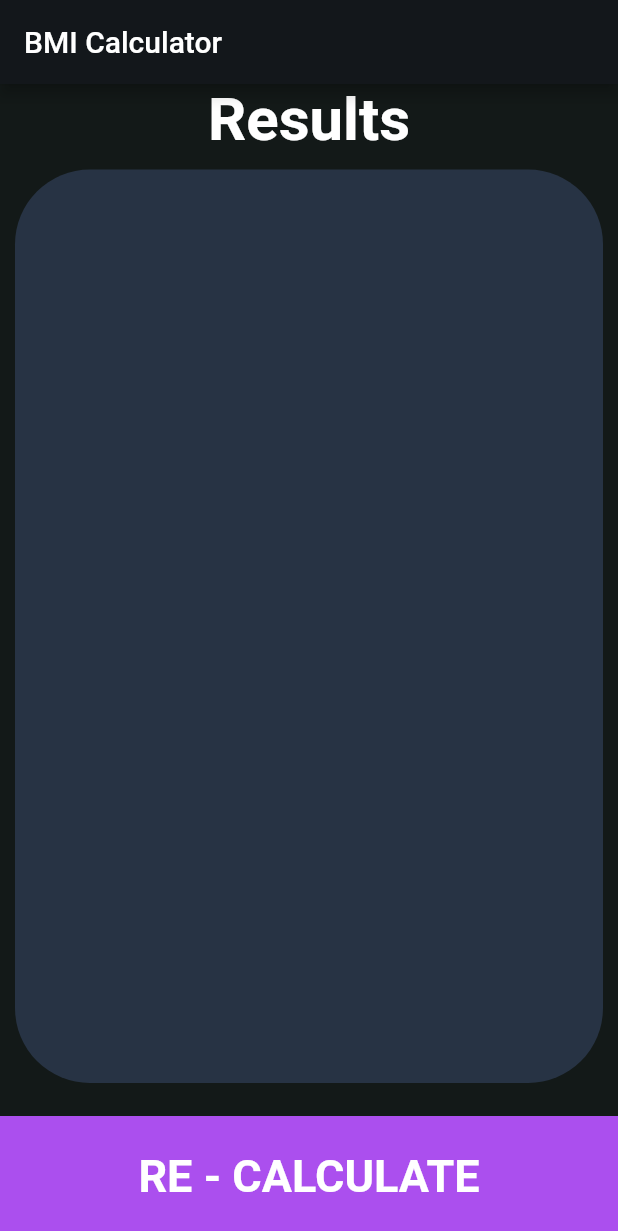
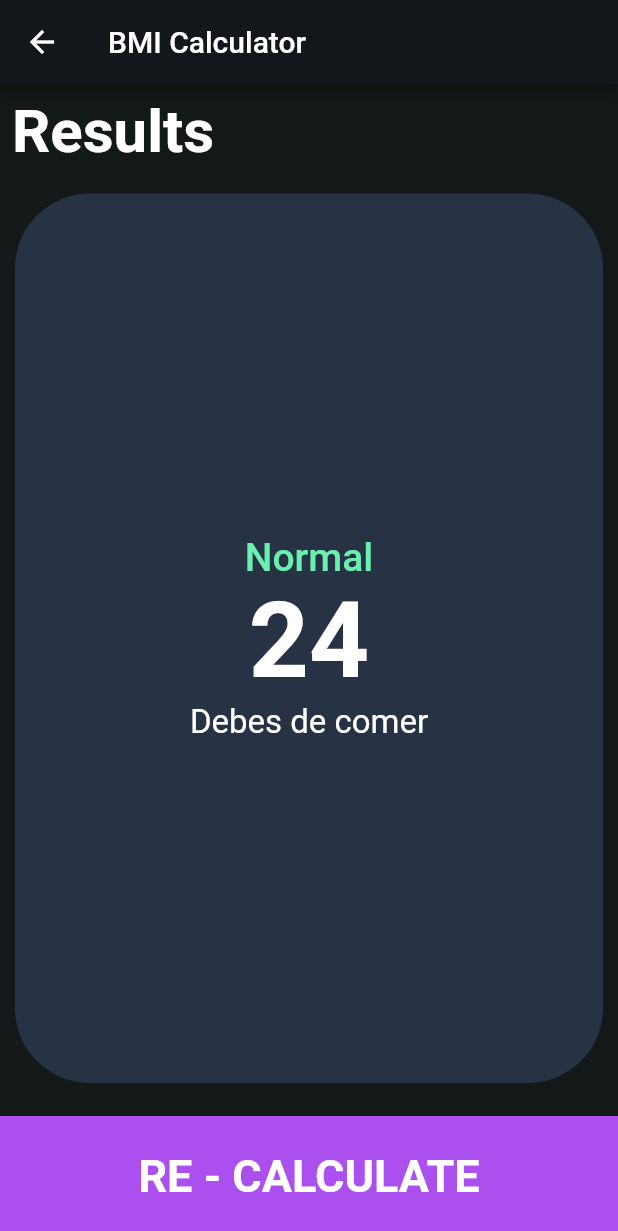
Before and after one commit to cparragatorres/flutter_codigo5_bmi, a Flutter app: the ResultPage screen opened directly, on a phone screen of 412 x 824 dp. Shown: the top 1231 px of the screen. Run offline on Flutter 3.47's test engine with Material 2 defaults, Android fonts, the phone set to English and light mode, and no system bars; our stand-ins replace font_awesome_flutter.

Commit message:
NAVIGATOR PUSH

```diff
--- a/lib/main.dart
+++ b/lib/main.dart
@@ -1,6 +1,5 @@
 import 'package:flutter/material.dart';
 import 'package:flutter_codigo5_bmi/pages/input_page.dart';
-import 'package:flutter_codigo5_bmi/pages/results_page.dart';
 
 void main(){
   runApp(MyApp());
@@ -32,7 +31,7 @@ class MyApp extends StatelessWidget {
           overlayColor: kPrimaryColor.withOpacity(0.25),
         ),
       ),
-      home: ResultPage(),
+      home: InputPage(),
     );
   }
 }
--- a/lib/pages/input_page.dart
+++ b/lib/pages/input_page.dart
@@ -1,4 +1,5 @@
 import 'package:flutter/material.dart';
+import 'package:flutter_codigo5_bmi/pages/results_page.dart';
 import 'package:flutter_codigo5_bmi/widgets.dart';
 import 'package:font_awesome_flutter/font_awesome_flutter.dart';
 
@@ -8,12 +9,12 @@ const kPrimaryColor = Color(0xffab4fee);
 
 enum Gender { male, female, matasquita, mandarina }
 
-class inputPage extends StatefulWidget {
+class InputPage extends StatefulWidget {
   @override
-  State<inputPage> createState() => _inputPageState();
+  State<InputPage> createState() => _InputPageState();
 }
 
-class _inputPageState extends State<inputPage> {
+class _InputPageState extends State<InputPage> {
   Gender selectedOption = Gender.male;
   int height = 165;
   int weight = 75;
@@ -232,19 +233,11 @@ class _inputPageState extends State<inputPage> {
             ),
           ),
           //Boton
-          Container(
-            height: 80.0,
-            width: double.infinity,
-            margin: const EdgeInsets.only(top: 12.0),
-            color: kPrimaryColor,
-            alignment: Alignment.center,
-            child: const Text(
-              "CALCULATE",
-              style: TextStyle(
-                fontSize: 30.0,
-                fontWeight: FontWeight.bold,
-              ),
-            ),
+          NavigatorButton(
+            text: "CALCULATE",
+            onTap: (){
+              Navigator.push(context, MaterialPageRoute(builder: (context) => ResultPage()));
+            },
           ),
         ],
       ),
--- a/lib/pages/results_page.dart
+++ b/lib/pages/results_page.dart
@@ -12,34 +12,58 @@ class ResultPage extends StatelessWidget {
         title: const Text("BMI Calculator"),
       ),
       body: Column(
+        crossAxisAlignment: CrossAxisAlignment.start,
         children: [
-          Text(
-            "Results",
-            style: TextStyle(
-              fontSize: 40.0,
-              fontWeight: FontWeight.bold,
+          Padding(
+            padding: const EdgeInsets.all(8.0),
+            child: Text(
+              "Results",
+              style: TextStyle(
+                fontSize: 40.0,
+                fontWeight: FontWeight.bold,
+              ),
             ),
           ),
           Expanded(
             child: ReusableCard(
-              childCard: Container(),
+              childCard: Column(
+                mainAxisAlignment: MainAxisAlignment.center,
+                crossAxisAlignment: CrossAxisAlignment.stretch,
+                children: [
+                  Text(
+                    "Normal",
+                    textAlign: TextAlign.center,
+                    style: const TextStyle(
+                      fontSize: 26.0,
+                      fontWeight: FontWeight.w500,
+                      color: Colors.greenAccent
+                    ),
+                  ),
+                  Text(
+                    "24",
+                    textAlign: TextAlign.center,
+                    style: const TextStyle(
+                      fontSize: 70.0,
+                      fontWeight: FontWeight.bold,
+                    ),
+                  ),
+                  Text(
+                    "Debes de comer",
+                    textAlign: TextAlign.center,
+                    style: const TextStyle(
+                      fontSize: 22.0,
+                      fontWeight: FontWeight.w400,
+                    ),
+                  ),
+                ],
+              ),
               color: kTapSelectColor,
             ),
           ),
-          Container(
-            height: 80.0,
-            width: double.infinity,
-            margin: const EdgeInsets.only(top: 12.0),
-            color: kPrimaryColor,
-            alignment: Alignment.center,
-            child: const Text(
-              "RE - CALCULATE",
-              style: TextStyle(
-                fontSize: 30.0,
-                fontWeight: FontWeight.bold,
-              ),
-            ),
-          ),
+          NavigatorButton(text: "RE - CALCULATE",
+          onTap: (){
+            Navigator.push(context, MaterialPageRoute(builder: (context) => InputPage()));
+          },),
         ],
       ),
     );
--- a/lib/widgets.dart
+++ b/lib/widgets.dart
@@ -83,3 +83,35 @@ class IconButtonContent extends StatelessWidget {
     );
   }
 }
+
+class NavigatorButton extends StatelessWidget {
+
+  String text;
+  Function onTap;
+
+
+  NavigatorButton({required this.text, required this.onTap});
+
+  @override
+  Widget build(BuildContext context) {
+    return GestureDetector(
+      onTap: (){
+        onTap();
+      },
+      child: Container(
+        height: 80.0,
+        width: double.infinity,
+        margin: const EdgeInsets.only(top: 12.0),
+        color: kPrimaryColor,
+        alignment: Alignment.center,
+        child: Text(
+          text,
+          style: const TextStyle(
+            fontSize: 30.0,
+            fontWeight: FontWeight.bold,
+          ),
+        ),
+      ),
+    );
+  }
+}
```
